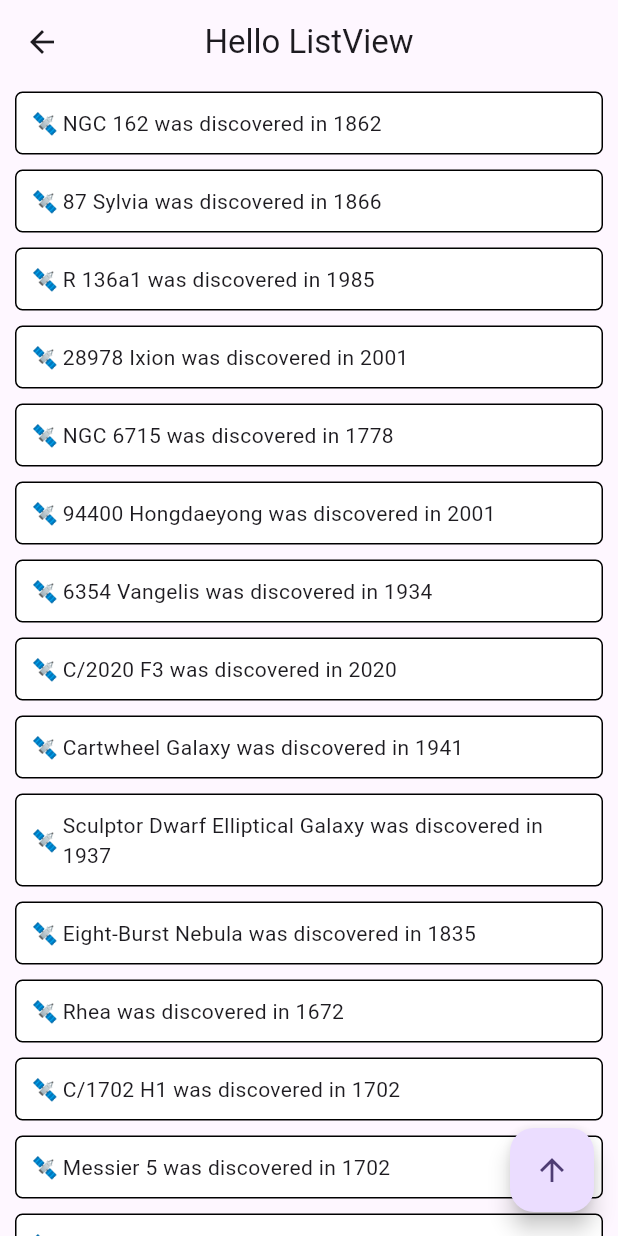
After one commit to Urrr4545/flutter_challenge, a Flutter app: the screen it shows after launch, after a tap on "5일차 기본", on a phone screen of 412 x 824 dp. The commit adds this screen. Run offline on Flutter 3.47's test engine with Material 3 defaults, Android fonts, the phone set to English and light mode, and no system bars.

Commit message:
update day5

```diff
--- /dev/null
+++ b/lib/challenge_day_5/normal/main.dart
@@ -0,0 +1,152 @@
+import 'package:flutter/material.dart';
+
+class ChallengeNormalScreenDay5 extends StatefulWidget {
+  const ChallengeNormalScreenDay5({Key? key}) : super(key: key);
+
+  @override
+  State<ChallengeNormalScreenDay5> createState() =>
+      _ChallengeNormalScreenDay5State();
+}
+
+final spaceData = {
+  'NGC 162': 1862,
+  '87 Sylvia': 1866,
+  'R 136a1': 1985,
+  '28978 Ixion': 2001,
+  'NGC 6715': 1778,
+  '94400 Hongdaeyong': 2001,
+  '6354 Vangelis': 1934,
+  'C/2020 F3': 2020,
+  'Cartwheel Galaxy': 1941,
+  'Sculptor Dwarf Elliptical Galaxy': 1937,
+  'Eight-Burst Nebula': 1835,
+  'Rhea': 1672,
+  'C/1702 H1': 1702,
+  'Messier 5': 1702,
+  'Messier 50': 1711,
+  'Cassiopeia A': 1680,
+  'Great Comet of 1680': 1680,
+  'Butterfly Cluster': 1654,
+  'Triangulum Galaxy': 1654,
+  'Comet of 1729': 1729,
+  'Omega Nebula': 1745,
+  'Eagle Nebula': 1745,
+  'Small Sagittarius Star Cloud': 1764,
+  'Dumbbell Nebula': 1764,
+  '54509 YORP': 2000,
+  'Dia': 2000,
+  '63145 Choemuseon': 2000,
+};
+
+class SpaceData {
+  final String area;
+  final int addr;
+  SpaceData({required this.area, required this.addr});
+}
+
+class _ChallengeNormalScreenDay5State extends State<ChallengeNormalScreenDay5> {
+  Future<List<SpaceData>> spaceDatas = getSpaceDatas();
+  late ScrollController scrollController;
+
+  @override
+  void initState() {
+    scrollController = ScrollController();
+    super.initState();
+  }
+
+  @override
+  void dispose() {
+    scrollController.dispose();
+    super.dispose();
+  }
+
+  void scrollToTop() {
+    scrollController.animateTo(
+      scrollController.position.minScrollExtent,
+      duration: Duration(seconds: 2),
+      curve: Curves.fastOutSlowIn,
+    );
+  }
+
+  @override
+  Widget build(BuildContext context) {
+    return SafeArea(
+      child: Scaffold(
+        appBar: AppBar(
+          title: Text("Hello ListView"),
+          centerTitle: true,
+        ),
+        body: FutureBuilder(
+          future: spaceDatas,
+          builder: (context, snapshot) {
+            if (snapshot.hasData) {
+              return buildListViewWidget(snapshot);
+            } else {
+              return Container();
+            }
+          },
+        ),
+        floatingActionButton: FloatingActionButton(
+          onPressed: () {
+            scrollToTop();
+          },
+          child: Icon(Icons.arrow_upward),
+        ),
+      ),
+    );
+  }
+
+  Widget buildListViewWidget(AsyncSnapshot<List<SpaceData>> snapShot) {
+    return ListView.separated(
+      controller: scrollController,
+      padding: EdgeInsets.symmetric(vertical: 5, horizontal: 10),
+      itemCount: snapShot.data!.length,
+      itemBuilder: (context, index) {
+        var item = snapShot.data![index];
+        return buildSpaceWidget(item);
+      },
+      separatorBuilder: (context, index) => SizedBox(
+        height: 10,
+      ),
+    );
+  }
+
+  Widget buildSpaceWidget(SpaceData item) {
+    return Container(
+      padding: EdgeInsets.symmetric(horizontal: 10, vertical: 10),
+      decoration: BoxDecoration(
+        borderRadius: BorderRadius.circular(5),
+        border: Border.all(
+          width: 1,
+          color: Colors.black,
+        ),
+        color: Colors.white,
+      ),
+      child: Expanded(
+        child: Row(
+          children: [
+            Text('🛰️'),
+            SizedBox(
+              width: 3,
+            ),
+            Expanded(child: Text('${item.area} was discovered in ${item.addr}'))
+          ],
+        ),
+      ),
+    );
+  }
+
+  static Future<List<SpaceData>> getSpaceDatas() async {
+    List<SpaceData> spaceDataList = [];
+
+    final getData = spaceData;
+    getData.forEach((key, value) {
+      spaceDataList.add(SpaceData(area: key, addr: value));
+    });
+
+    if (spaceDataList.isEmpty) {
+      throw Error();
+    }
+    return spaceDataList;
+  }
+}
--- a/lib/challenge_menu.dart
+++ b/lib/challenge_menu.dart
@@ -10,6 +10,8 @@ import 'challenge_day_2/normal/main.dart';
 import 'challenge_day_3/hard/main.dart';
 import 'challenge_day_3/normal/main.dart';
 import 'challenge_day_4/hard/main.dart';
+import 'challenge_day_5/hard/main.dart';
+import 'challenge_day_5/normal/main.dart';
 
 class HomeScreen extends StatelessWidget {
   const HomeScreen({Key? key}) : super(key: key);
@@ -140,6 +142,28 @@ class HomeScreen extends StatelessWidget {
                 ),
               ],
             ),
+            const SizedBox(
+              height: 20,
+            ),
+            Row(
+              crossAxisAlignment: CrossAxisAlignment.center,
+              mainAxisAlignment: MainAxisAlignment.center,
+              children: [
+                ElevatedButton(
+                  onPressed: () =>
+                      goScreen(context, const ChallengeNormalScreenDay5()),
+                  child: const Text("5일차 기본"),
+                ),
+                const SizedBox(
+                  width: 20,
+                ),
+                ElevatedButton(
+                  onPressed: () =>
+                      goScreen(context, const ChallengeHardScreenDay5()),
+                  child: const Text("5일차 심화"),
+                ),
+              ],
+            ),
           ],
         ),
       ),
```
Also changed, not shown: lib/challenge_day_5/hard/main.dart (added, +224 -0 lines).
